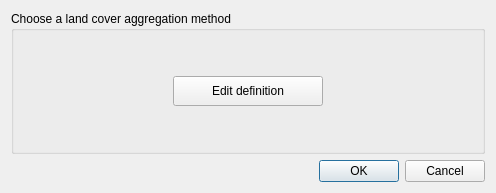
The window that LDMP/gui/DlgLoadDataLC.ui (ConservationInternational/trends.earth) describes before a commit, drawn with Qt 5.
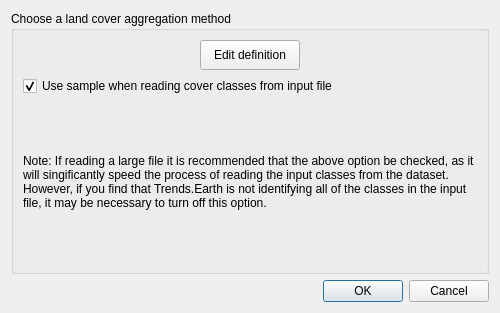
The same window after the commit.

Commit message: Clean up registration process.

The edit to the form file:
```diff
--- a/LDMP/gui/DlgLoadDataLC.ui
+++ b/LDMP/gui/DlgLoadDataLC.ui
@@ -9,8 +9,8 @@
    <rect>
     <x>0</x>
     <y>0</y>
-    <width>496</width>
-    <height>193</height>
+    <width>500</width>
+    <height>313</height>
    </rect>
   </property>
   <property name="sizePolicy">
@@ -34,8 +34,8 @@
      <property name="title">
       <string>Choose a land cover aggregation method</string>
      </property>
-     <layout class="QGridLayout" name="gridLayout_2">
-      <item row="1" column="0">
+     <layout class="QVBoxLayout" name="verticalLayout_2">
+      <item alignment="Qt::AlignHCenter">
        <widget class="QPushButton" name="btn_agg_edit_def">
         <property name="enabled">
          <bool>true</bool>
@@ -57,6 +57,47 @@
         </property>
        </widget>
       </item>
+      <item>
+       <widget class="QCheckBox" name="checkBox">
+        <property name="text">
+         <string>Use sample when reading cover classes from input file</string>
+        </property>
+        <property name="checked">
+         <bool>true</bool>
+        </property>
+       </widget>
+      </item>
+      <item>
+       <widget class="QLabel" name="label">
+        <property name="enabled">
+         <bool>true</bool>
+        </property>
+        <property name="sizePolicy">
+         <sizepolicy hsizetype="Preferred" vsizetype="Minimum">
+          <horstretch>0</horstretch>
+          <verstretch>0</verstretch>
+         </sizepolicy>
+        </property>
+        <property name="minimumSize">
+         <size>
+          <width>0</width>
+          <height>0</height>
+         </size>
+        </property>
+        <property name="baseSize">
+         <size>
+          <width>0</width>
+          <height>0</height>
+         </size>
+        </property>
+        <property name="text">
+         <string>Note: If reading a large file it is recommended that the above option be checked, as it will singificantly speed the process of reading the input classes from the dataset. However, if you find that Trends.Earth is not identifying all of the classes in the input file, it may be necessary to turn off this option.</string>
+        </property>
+        <property name="wordWrap">
+         <bool>true</bool>
+        </property>
+       </widget>
+      </item>
      </layout>
     </widget>
    </item>
```
The commit also changes 8 other files.
